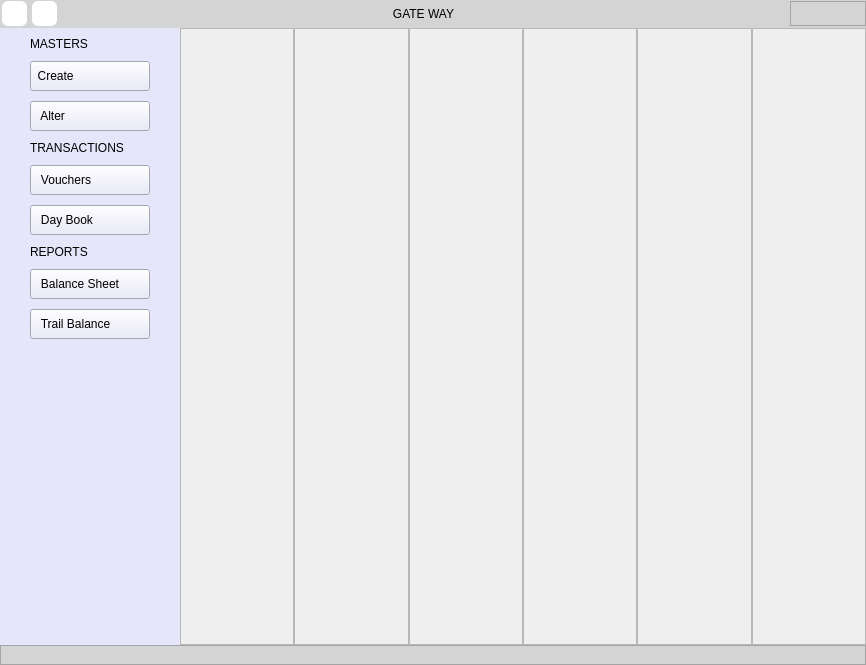
Old version of the form Resources/Ui/Gateways.ui in the repository Darshitjivani/MBAS.
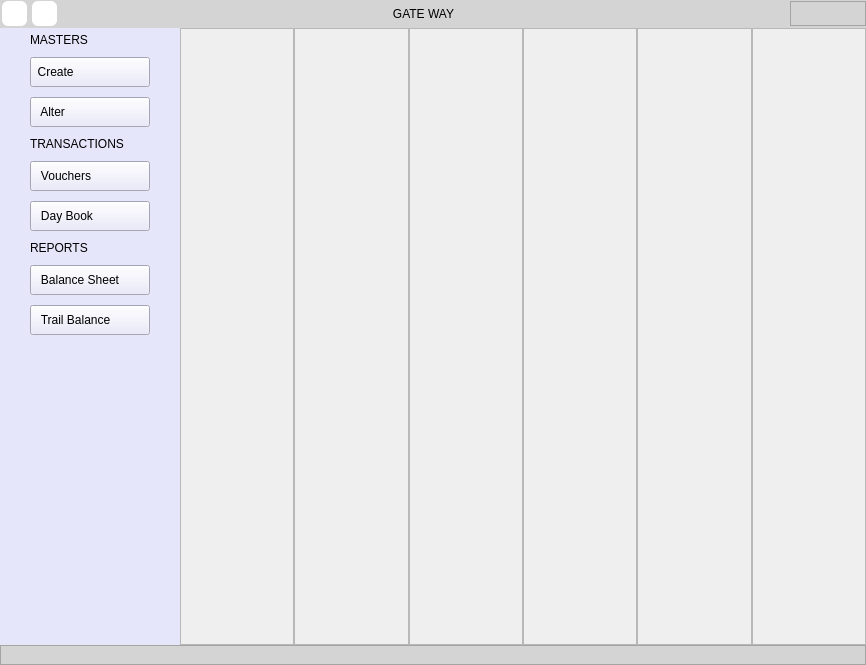
New version of the form. Icons and pictures are not drawn.

The edit to the form file:
```diff
--- a/Resources/Ui/Gateways.ui
+++ b/Resources/Ui/Gateways.ui
@@ -550,13 +550,13 @@
       </property>
       <layout class="QGridLayout" name="gridLayout_5">
        <property name="leftMargin">
-        <number>9</number>
+        <number>0</number>
        </property>
        <property name="topMargin">
-        <number>9</number>
+        <number>5</number>
        </property>
        <property name="rightMargin">
-        <number>9</number>
+        <number>0</number>
        </property>
        <property name="bottomMargin">
         <number>0</number>
```
Left out of the diff: 10 changed lines with no effect on the pictures.
